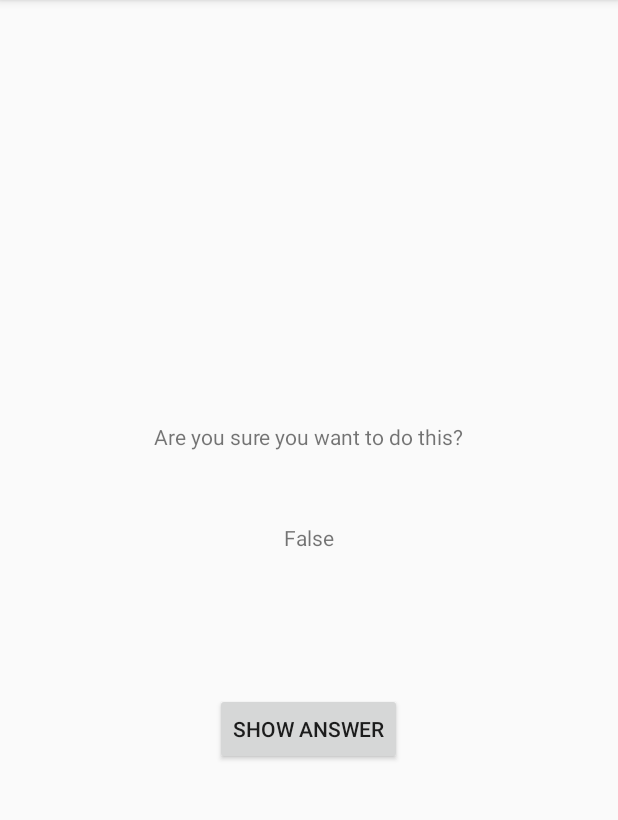
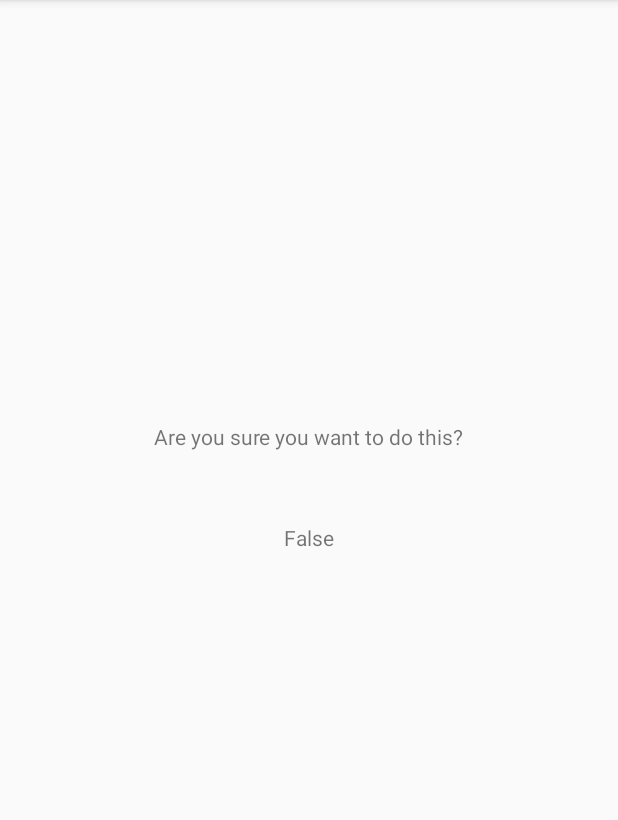
Before and after one commit to huangxinhere/Android-Studio-, an Android app: the CheatActivity screen opened directly, with no data from a screen before it, after a tap on "SHOW ANSWER", on a phone screen of 412 x 824 dp, the part 84-904 px from its top. Run offline under Robolectric (Android 15) with nearby library versions, the phone set to English and light mode, and no system bars.

Commit message:
Challenge5.1

```diff
--- a/QuizeActivity/app/src/main/AndroidManifest.xml
+++ b/QuizeActivity/app/src/main/AndroidManifest.xml
@@ -10,9 +10,11 @@
         android:supportsRtl="true"
         android:theme="@style/AppTheme">
         <activity android:name=".CheatActivity"
-                  android:exported="true">
-                   </activity>
+                  android:configChanges="orientation|keyboardHidden|screenSize"
+                  android:exported="true">//这个解决了什么问题来着？上主要作用是：是否支持其它应用调用当前组件//上面那句解决不了水平崩溃的问题？
+                   </activity>//当指定了android:configChanges="orientation"后,方向改变时onConfigurationChanged被调用,并且activity不再销毁重建
         <activity android:name=".MainActivity"
+                  android:configChanges="orientation|keyboardHidden|screenSize"
                   android:exported = "true">
             <intent-filter>
                 <action android:name="android.intent.action.MAIN" />
--- a/QuizeActivity/app/src/main/java/com/example/quizeactivity/CheatActivity.java
+++ b/QuizeActivity/app/src/main/java/com/example/quizeactivity/CheatActivity.java
@@ -2,18 +2,27 @@ package com.example.quizeactivity;
 
 import androidx.appcompat.app.AppCompatActivity;
 
+import android.animation.Animator;
+import android.animation.AnimatorListenerAdapter;
 import android.content.Context;
 import android.content.Intent;
+import android.os.Build;
 import android.os.Bundle;
+import android.util.Log;
 import android.view.View;
+import android.view.ViewAnimationUtils;
 import android.widget.Button;
 import android.widget.TextView;
 
 public class CheatActivity extends AppCompatActivity {
 
+    private static final String TAG = "CheatActivity";
     private static final String EXTRA_ANSWER_IS_TRUE = "com.example.quizeactivity.answer_is_true";
     private static final String EXTRA_ANSWER_SHOWN = "com.example.quizeactivity.answer_shown";
+    private static final String SAVE_IS_CHEAT = "saveIsCheat";
     private boolean mAnswerIsTrue;
+    //private boolean isAnswerShown;//原想法：直接把是否显示答案放进键值
+    private boolean cheatedFlag = false;//默认没有作弊
 
     private TextView mAnswerTextView;
     private Button mShowAnswerButton;
@@ -27,9 +36,13 @@ public class CheatActivity extends AppCompatActivity {
         super.onCreate(savedInstanceState);
         setContentView(R.layout.activity_cheat);
 
+        if (savedInstanceState != null){
+            cheatedFlag = savedInstanceState.getBoolean(SAVE_IS_CHEAT);
+            setAnswerShownResult(cheatedFlag);//问题,怎么确定是否作弊？
+        }
+
         //getIntent方法返回了由startActivity转发的Intent对象
         mAnswerIsTrue = getIntent().getBooleanExtra(EXTRA_ANSWER_IS_TRUE,false); //后者为什么是默认的？不能是空值吗；前者怎么就知道正确答案呢？难道是getintent就得到数组对象
-
         mAnswerTextView = (TextView) findViewById(R.id.answer_text_view);//结合布局的textView，显示什么？
 
         mShowAnswerButton = (Button) findViewById(R.id.show_answer_button);//结合布局
@@ -42,9 +55,31 @@ public class CheatActivity extends AppCompatActivity {
                     mAnswerTextView.setText(R.string.false_button);
                 }
                 setAnswerShownResult(true);
+
+                if (Build.VERSION.SDK_INT >= Build.VERSION_CODES.LOLLIPOP){
+                    int cx = mShowAnswerButton.getWidth() / 2;
+                    int cy = mShowAnswerButton.getHeight() / 2;
+                    float radius = mShowAnswerButton.getWidth();
+                    Animator anim = ViewAnimationUtils
+                            .createCircularReveal(mShowAnswerButton, cx, cy, radius,0);
+                    anim.addListener(new AnimatorListenerAdapter(){
+                        public void onAnimationEnd(Animator animation) {
+                            super.onAnimationEnd(animation);
+                            mShowAnswerButton.setVisibility(View.INVISIBLE);
+                        }
+                    });
+                    anim.start();
+
+                }
             }
         });
 
+    }
+
+    public void onSaveInstanceState(Bundle saveInstanceState){
+        super.onSaveInstanceState(saveInstanceState);
+        Log.i(TAG, "onSaveInstanceState");
+        saveInstanceState.putBoolean(SAVE_IS_CHEAT,cheatedFlag);
     }
 
     public static Intent newIntent(Context packageContext,boolean answerIsTrue){
```
Also changed, not shown: QuizeActivity/app/src/main/java/com/example/quizeactivity/MainActivity.java (+7 -8 lines).
